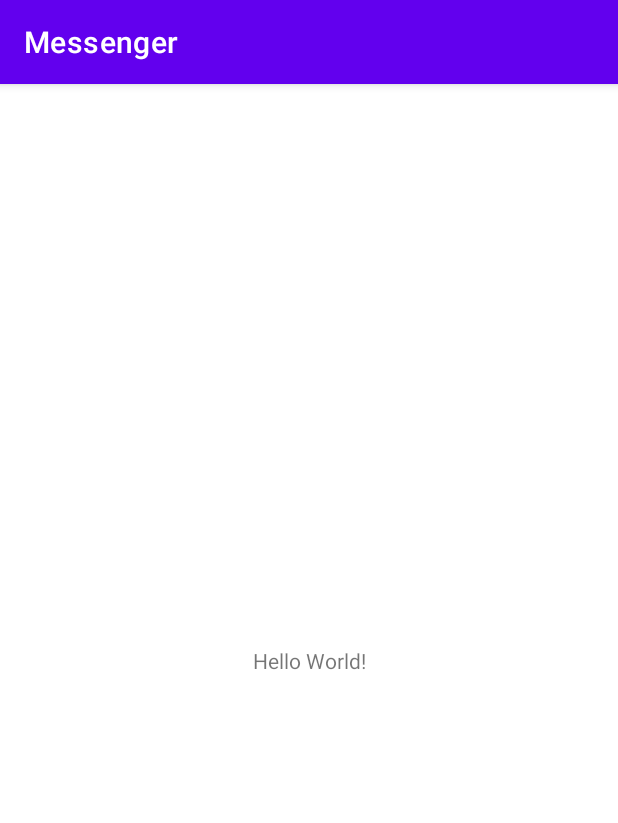
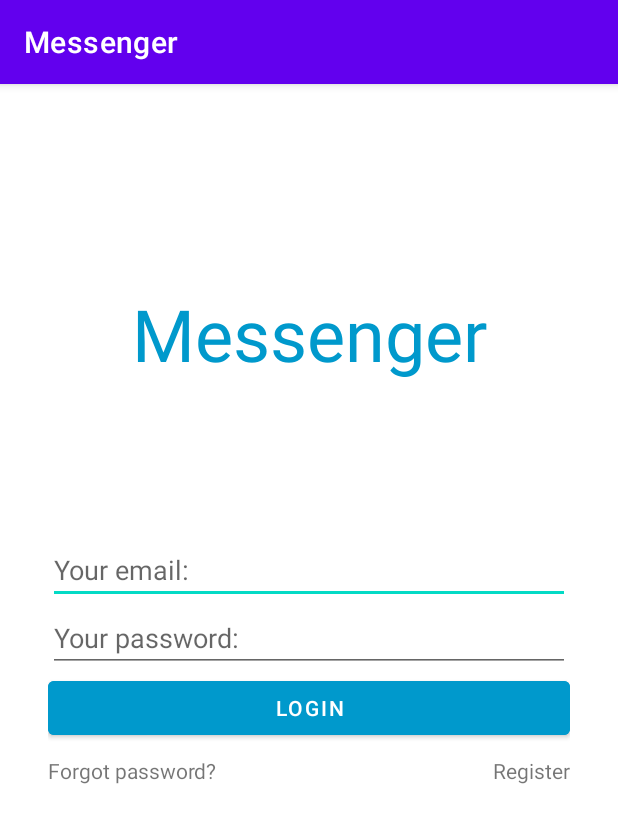
Before and after one commit to fdonnut/Messenger, an Android app: the screen it shows after launch (MainActivity before the commit, LoginActivity after it), on a phone screen of 412 x 824 dp. Shown: the top 823 px of the screen. Run offline under Robolectric (Android 15) with nearby library versions, the phone set to English and light mode, and no system bars.

Commit message:
login activity

```diff
--- a/app/src/main/AndroidManifest.xml
+++ b/app/src/main/AndroidManifest.xml
@@ -13,7 +13,7 @@
         android:theme="@style/Theme.Messenger"
         tools:targetApi="31">
         <activity
-            android:name=".MainActivity"
+            android:name=".LoginActivity"
             android:exported="true">
             <intent-filter>
                 <action android:name="android.intent.action.MAIN" />
--- /dev/null
+++ b/app/src/main/java/com/donnut/messenger/LoginActivity.java
@@ -0,0 +1,52 @@
+package com.donnut.messenger;
+
+import androidx.appcompat.app.AppCompatActivity;
+
+import android.os.Bundle;
+import android.view.View;
+import android.widget.Button;
+import android.widget.EditText;
+import android.widget.TextView;
+
+public class LoginActivity extends AppCompatActivity {
+
+    private EditText editTextEmail;
+    private EditText editTextPassword;
+    private Button buttonLogin;
+    private TextView textViewForgotPassword;
+    private TextView textViewRegister;
+
+    @Override
+    protected void onCreate(Bundle savedInstanceState) {
+        super.onCreate(savedInstanceState);
+        setContentView(R.layout.activity_login);
+        initViews();
+        buttonLogin.setOnClickListener(new View.OnClickListener() {
+            @Override
+            public void onClick(View view) {
+                String email = editTextEmail.getText().toString().trim();
+                String password = editTextPassword.getText().toString().trim();
+            }
+        });
+        textViewForgotPassword.setOnClickListener(new View.OnClickListener() {
+            @Override
+            public void onClick(View view) {
+
+            }
+        });
+        textViewRegister.setOnClickListener(new View.OnClickListener() {
+            @Override
+            public void onClick(View view) {
+
+            }
+        });
+    }
+
+    private void initViews() {
+        editTextEmail = findViewById(R.id.editTextEmail);
+        editTextPassword = findViewById(R.id.editTextPassword);
+        buttonLogin = findViewById(R.id.buttonLogin);
+        textViewForgotPassword = findViewById(R.id.textViewForgotPassword);
+        textViewRegister = findViewById(R.id.textViewRegister);
+    }
+}
--- a/app/src/main/java/com/donnut/messenger/MainActivity.java
+++ /dev/null
@@ -1,14 +0,0 @@
-package com.donnut.messenger;
-
-import androidx.appcompat.app.AppCompatActivity;
-
-import android.os.Bundle;
-
-public class MainActivity extends AppCompatActivity {
-
-    @Override
-    protected void onCreate(Bundle savedInstanceState) {
-        super.onCreate(savedInstanceState);
-        setContentView(R.layout.activity_main);
-    }
-}
--- /dev/null
+++ b/app/src/main/res/layout/activity_login.xml
@@ -0,0 +1,77 @@
+<?xml version="1.0" encoding="utf-8"?>
+<androidx.constraintlayout.widget.ConstraintLayout xmlns:android="http://schemas.android.com/apk/res/android"
+    xmlns:app="http://schemas.android.com/apk/res-auto"
+    xmlns:tools="http://schemas.android.com/tools"
+    android:layout_width="match_parent"
+    android:layout_height="match_parent"
+    android:padding="32dp"
+    tools:context=".LoginActivity">
+
+    <TextView
+        android:id="@+id/textViewTitle"
+        android:layout_width="0dp"
+        android:layout_height="wrap_content"
+        android:text="@string/messenger"
+        android:textAlignment="center"
+        android:textColor="@android:color/holo_blue_dark"
+        android:textSize="48sp"
+        app:layout_constraintBottom_toTopOf="@id/editTextEmail"
+        app:layout_constraintEnd_toEndOf="parent"
+        app:layout_constraintStart_toStartOf="parent"
+        app:layout_constraintTop_toTopOf="parent" />
+
+    <EditText
+        android:id="@+id/editTextEmail"
+        android:layout_width="0dp"
+        android:layout_height="wrap_content"
+        android:hint="@string/your_email"
+        android:inputType="textEmailAddress"
+        app:layout_constraintBottom_toTopOf="@+id/editTextPassword"
+        app:layout_constraintEnd_toEndOf="parent"
+        app:layout_constraintHorizontal_bias="0.5"
+        app:layout_constraintStart_toStartOf="parent"
+        app:layout_constraintTop_toTopOf="parent"
+        app:layout_constraintVertical_chainStyle="packed" />
+
+    <EditText
+        android:id="@+id/editTextPassword"
+        android:layout_width="0dp"
+        android:layout_height="wrap_content"
+        android:hint="@string/your_password"
+        android:inputType="textPassword"
+        app:layout_constraintBottom_toTopOf="@+id/buttonLogin"
+        app:layout_constraintEnd_toEndOf="parent"
+        app:layout_constraintHorizontal_bias="0.5"
+        app:layout_constraintStart_toStartOf="parent"
+        app:layout_constraintTop_toBottomOf="@+id/editTextEmail" />
+
+    <Button
+        android:id="@+id/buttonLogin"
+        android:layout_width="match_parent"
+        android:layout_height="wrap_content"
+        android:backgroundTint="@android:color/holo_blue_dark"
+        android:text="@string/login"
+        app:layout_constraintBottom_toTopOf="@+id/textViewForgotPassword"
+        app:layout_constraintTop_toBottomOf="@+id/editTextPassword"
+        tools:layout_editor_absoluteX="32dp" />
+
+    <TextView
+        android:id="@+id/textViewForgotPassword"
+        android:layout_width="wrap_content"
+        android:layout_height="wrap_content"
+        android:layout_marginTop="8dp"
+        android:text="@string/forgot_password"
+        app:layout_constraintBottom_toBottomOf="parent"
+        app:layout_constraintStart_toStartOf="parent"
+        app:layout_constraintTop_toBottomOf="@+id/buttonLogin" />
+
+    <TextView
+        android:id="@+id/textViewRegister"
+        android:layout_width="wrap_content"
+        android:layout_height="wrap_content"
+        android:layout_marginTop="8dp"
+        android:text="@string/register"
+        app:layout_constraintEnd_toEndOf="parent"
+        app:layout_constraintTop_toBottomOf="@id/buttonLogin" />
+
+</androidx.constraintlayout.widget.ConstraintLayout>
--- a/app/src/main/res/layout/activity_main.xml
+++ /dev/null
@@ -1,18 +0,0 @@
-<?xml version="1.0" encoding="utf-8"?>
-<androidx.constraintlayout.widget.ConstraintLayout xmlns:android="http://schemas.android.com/apk/res/android"
-    xmlns:app="http://schemas.android.com/apk/res-auto"
-    xmlns:tools="http://schemas.android.com/tools"
-    android:layout_width="match_parent"
-    android:layout_height="match_parent"
-    tools:context=".MainActivity">
-
-    <TextView
-        android:layout_width="wrap_content"
-        android:layout_height="wrap_content"
-        android:text="Hello World!"
-        app:layout_constraintBottom_toBottomOf="parent"
-        app:layout_constraintEnd_toEndOf="parent"
-        app:layout_constraintStart_toStartOf="parent"
-        app:layout_constraintTop_toTopOf="parent" />
-
-</androidx.constraintlayout.widget.ConstraintLayout>
--- a/app/src/main/res/values/strings.xml
+++ b/app/src/main/res/values/strings.xml
@@ -1,3 +1,9 @@
 <resources>
     <string name="app_name">Messenger</string>
+    <string name="messenger">Messenger</string>
+    <string name="your_email">Your email:</string>
+    <string name="your_password">Your password:</string>
+    <string name="login">Login</string>
+    <string name="forgot_password">Forgot password?</string>
+    <string name="register">Register</string>
 </resources>
```
